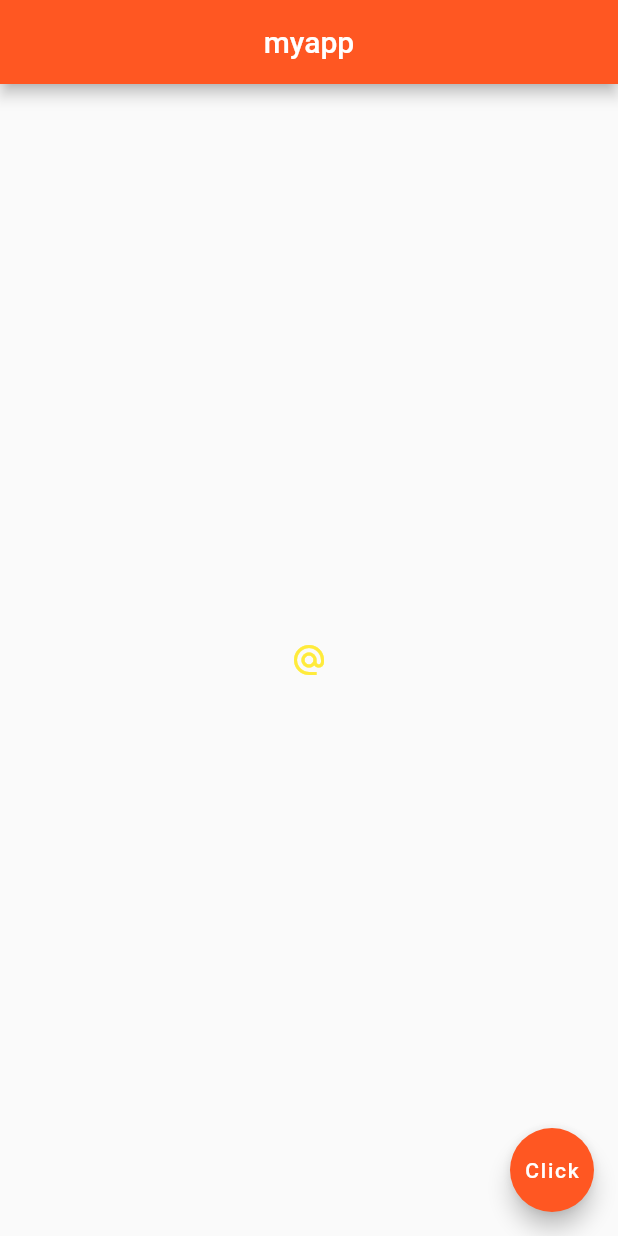
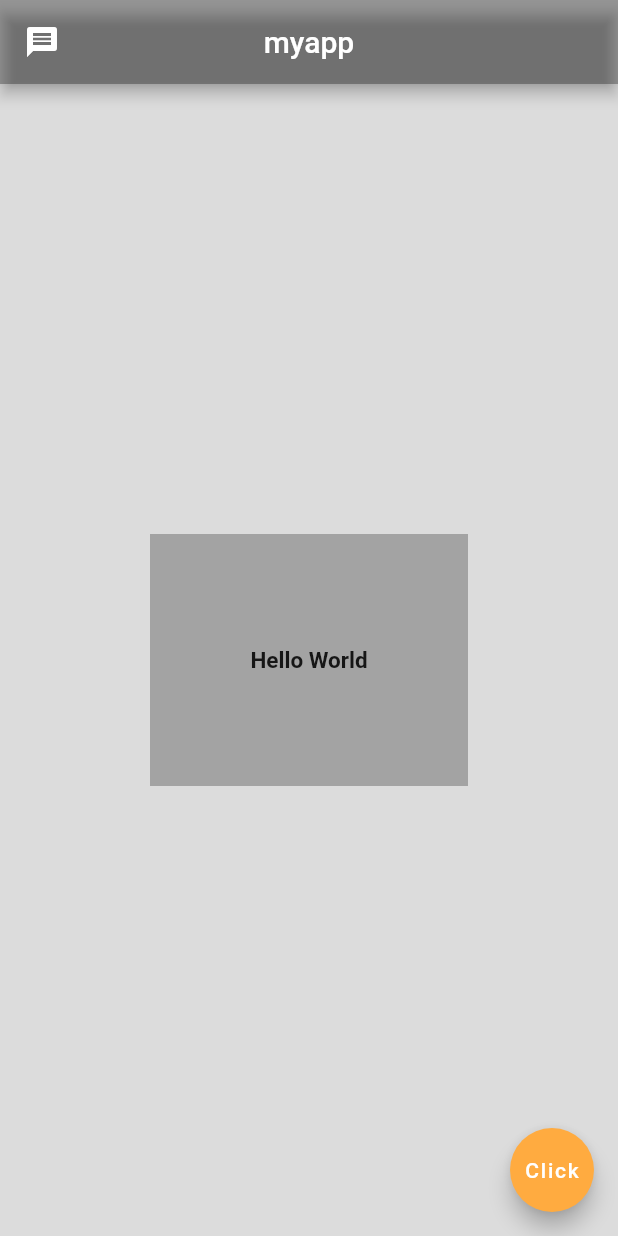
Before and after one commit to flakysob/firstFlutterProject_myapp, a Flutter app: the screen it shows after launch, on a phone screen of 412 x 824 dp. Run offline on Flutter 3.47's test engine with Material 2 defaults, Android fonts, the phone set to English and light mode, and no system bars.

Commit message:
Start of the Chapter 10 (Work Myself)

```diff
--- a/lib/main.dart
+++ b/lib/main.dart
@@ -1,5 +1,4 @@
 import 'package:flutter/material.dart';
-
 
 void main() =>  runApp(MaterialApp(
     home: Home()
@@ -12,66 +11,60 @@ class Home extends StatelessWidget {
       appBar: AppBar(
         title: Text("myapp"),
         centerTitle: true,
-        backgroundColor: Colors.deepOrange,
-      ),
-      body: Center(
-        child: IconButton(
-          onPressed: () {
-            print("Hello World!");
+        backgroundColor: Colors.black38,
+        leading: PopupMenuButton<String>(
+          icon: Icon(Icons.message),
+          onSelected: (value) {
+            final snackBar = SnackBar(
+              content: Text('Seçilen öğe: $value'),
+              duration: Duration(milliseconds: 200),
+            );
+            ScaffoldMessenger.of(context).showSnackBar(snackBar);
           },
-          icon: Icon(Icons.alternate_email),
-          color: Colors.yellow,
-
+          itemBuilder: (BuildContext context) => <PopupMenuEntry<String>>[
+            PopupMenuItem<String>(
+              value: 'Seçenek 1',
+              child: Text('Seçenek 1'),
+            ),
+            PopupMenuItem<String>(
+              value: 'Seçenek 2',
+              child: Text('Seçenek 2'),
+            ),
+            PopupMenuItem<String>(
+              value: 'Seçenek 3',
+              child: Text('Seçenek 3'),
+            ),
+          ],
         ),
       ),
+
+
+      body: Container(
+        color: Colors.black12,
+        child: Container(
+          padding: EdgeInsets.all(10.0),
+          margin: EdgeInsets.symmetric(horizontal: 100.0,vertical: 300.0),
+          alignment: Alignment.center,
+          color: Colors.black26,
+          child: Text(
+            "Hello World",
+            style: TextStyle(
+              fontSize: 15.0,
+              fontWeight: FontWeight.bold,
+            ),
+          ),
+        ),
+      ),
+
+
       floatingActionButton: FloatingActionButton(
-        onPressed: () {},
+        onPressed: () {
+
+        },
         child: Text("Click"),
-        backgroundColor: Colors.deepOrange,
+        backgroundColor: Colors.orangeAccent,
       ),
     );
   }
+
 }
-
-
-
-
-
-
-
-
-
-
-// body: Center(
-// child: Icon(
-// Icons.access_time,
-// color: Colors.red,
-// size: 100.0,
-// shadows: [
-// BoxShadow(
-// color: Colors.black.withOpacity(0.5),
-// offset: Offset(4.0, 2.0),
-// blurRadius: 4.0,
-// ),
-// ],
-// ),
-// ),
-
-
-// ElevatedButton(
-// onPressed: () {
-// print('You clicked the ElevatedButton');
-// },
-// child: Text('Click the Button'),
-// style: ButtonStyle(
-// backgroundColor: MaterialStateProperty.all<Color>(Colors.red),
-// ),
-// ),
-
-//
-// TextButton.icon(
-// onPressed: () {},
-// icon: Icon(Icons.mail),
-// label: Text("Mail me"),
-// ),
-// ),
```
Also changed, not shown: assets/1.jpg, assets/2.jpg.
